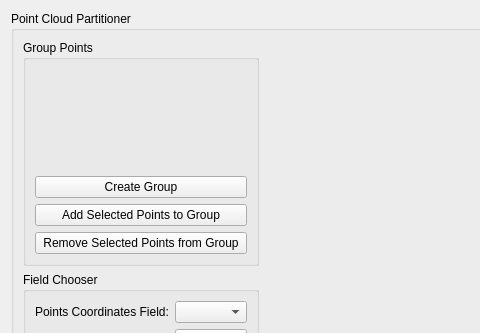
Qt form mapclientplugins/pointcloudpartitionerstep/qt/pointcloudpartitionerwidget.ui (tsalemink/pointcloudpartitionerstep) before a commit; both pictures show x 0 to 480 and y 0 to 333 of the 884 by 730 pixel window.
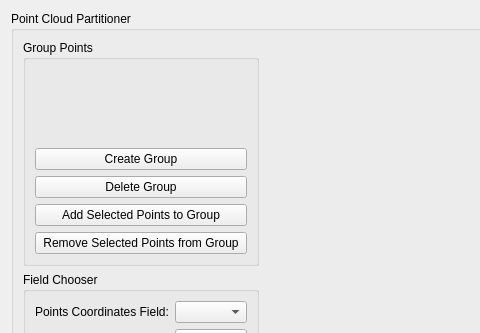
The same form after that commit. Custom widgets are drawn as their Qt base class.

Commit message: Move "Delete Group" button

```diff
--- a/mapclientplugins/pointcloudpartitionerstep/qt/pointcloudpartitionerwidget.ui
+++ b/mapclientplugins/pointcloudpartitionerstep/qt/pointcloudpartitionerwidget.ui
@@ -57,6 +57,13 @@
              </property>
             </widget>
            </item>
+           <item>
+            <widget class="QPushButton" name="pushButtonDeleteGroup">
+             <property name="text">
+              <string>Delete Group</string>
+             </property>
+            </widget>
+           </item>
            <item>
             <widget class="QPushButton" name="pushButtonAddToGroup">
              <property name="text">
```
The commit also changes 2 other files.
